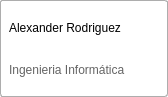
Before: the Qt Designer form UI/pasante_id.ui in AlexING-7/Gestion_Pasantes, drawn with Qt 5.
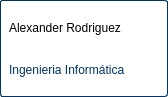
After: the same form once the commit is applied. Custom widgets are drawn as their Qt base class.

The edit to the form file:
```diff
--- a/UI/pasante_id.ui
+++ b/UI/pasante_id.ui
@@ -18,7 +18,7 @@
 background-color: rgb(255, 255, 255);
 color: rgb(0, 0, 0);
 border-radius:3px;
-border:1px solid rgb(173,173,173);
+border:1px solid rgb(0,51,102);
 }</string>
   </property>
   <layout class="QGridLayout" name="gridLayout">
@@ -40,10 +40,7 @@
    <item row="0" column="0">
     <widget class="MiWidgetClickeable" name="widget" native="true">
      <property name="styleSheet">
-      <string notr="true">#widget::hover{
-border:2px solid;
-
-}</string>
+      <string notr="true"/>
      </property>
      <layout class="QVBoxLayout" name="verticalLayout">
       <item>
@@ -75,7 +72,7 @@
       <item>
        <widget class="QLabel" name="carrera">
         <property name="styleSheet">
-         <string notr="true">color: rgb(100, 100, 100);
+         <string notr="true">color: rgb(0, 51, 102);
 border:none;</string>
         </property>
         <property name="text">
```
Left out of the diff: 3 changed lines with no effect on the pictures.
